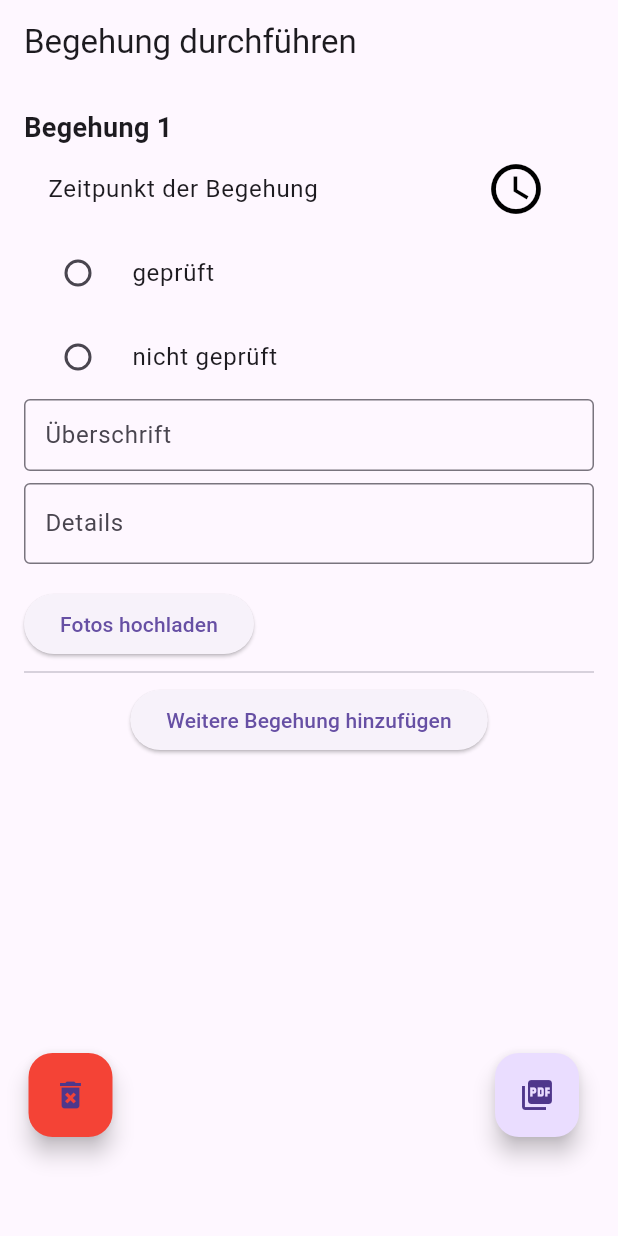
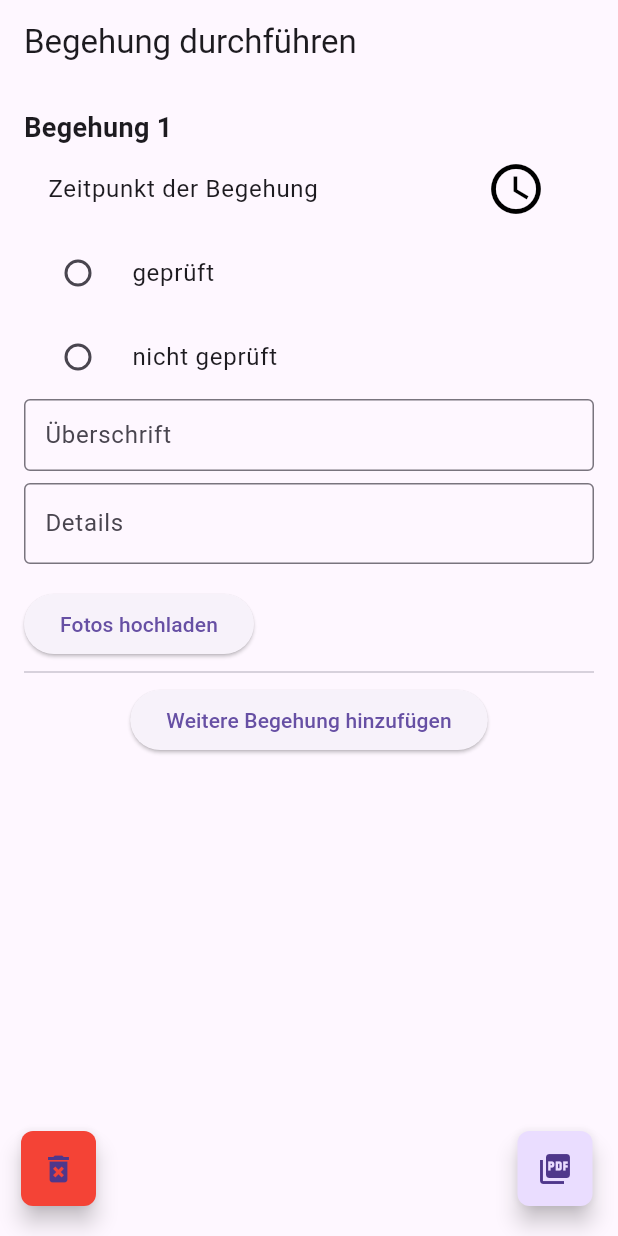
Before and after one commit to Benefitman/gebaude_manager, a Flutter app: the screen it shows after launch, on a phone screen of 412 x 824 dp. Run offline on Flutter 3.47's test engine with Material 3 defaults, Android fonts, the phone set to English and light mode, and no system bars; our stand-ins replace image_picker, pdf; missing offline and left inert: dart:html.

Commit message:
changes to the buttons

```diff
--- a/lib/main.dart
+++ b/lib/main.dart
@@ -238,8 +238,7 @@ class _MyAppState extends State<MyApp> {
     setState(() {
       _begehungen = [Begehung()];
     });
-    saveBegehungenToLocalStorage(
-        _begehungen);
+    saveBegehungenToLocalStorage(_begehungen);
   }
 
   @override
@@ -361,30 +360,42 @@ class _MyAppState extends State<MyApp> {
           ),
         ),
         floatingActionButton: Stack(
-          fit: StackFit.expand,
-          children: [
-            Positioned(
-              bottom: 50,
-              right: 10,
-              child: FloatingActionButton(
-                onPressed: () {
-                  createPdfFromLocalStorage();
-                },
-                child: Icon(Icons.picture_as_pdf),
-                tooltip: 'PDF erstellen',
+          children: <Widget>[
+            Align(
+              alignment: Alignment.bottomLeft,
+              child: Padding(
+                padding: EdgeInsets.only(left: 30, bottom: 4),
+                child: Container(
+                  height: 50.0,
+                  width: 50.0,
+                  child: FloatingActionButton(
+                    onPressed: resetAllEntries,
+                    child: Icon(Icons.delete_forever),
+                    tooltip: 'Alles zurücksetzen',
+                    shape: RoundedRectangleBorder(
+                      borderRadius: BorderRadius.all(Radius.circular(8)),
+                    ),
+                    backgroundColor: Colors.red,
+                  ),
+                ),
               ),
             ),
-            Positioned(
-              bottom: 50,
-              left: 35,
-              child: FloatingActionButton(
-                onPressed: () {
-                  resetAllEntries();
-                },
-                child: Icon(Icons.delete_forever),
-                tooltip: 'Alles zurücksetzen',
-                backgroundColor:
-                    Colors.red,
+            Align(
+              alignment: Alignment.bottomRight,
+              child: Padding(
+                padding: EdgeInsets.only(right: 1, bottom: 4),
+                child: Container(
+                  height: 50.0,
+                  width: 50.0,
+                  child: FloatingActionButton(
+                    onPressed: createPdfFromLocalStorage,
+                    child: Icon(Icons.picture_as_pdf),
+                    tooltip: 'PDF erstellen',
+                    shape: RoundedRectangleBorder(
+                      borderRadius: BorderRadius.all(Radius.circular(8)),
+                    ),
+                  ),
+                ),
               ),
             ),
           ],
```
